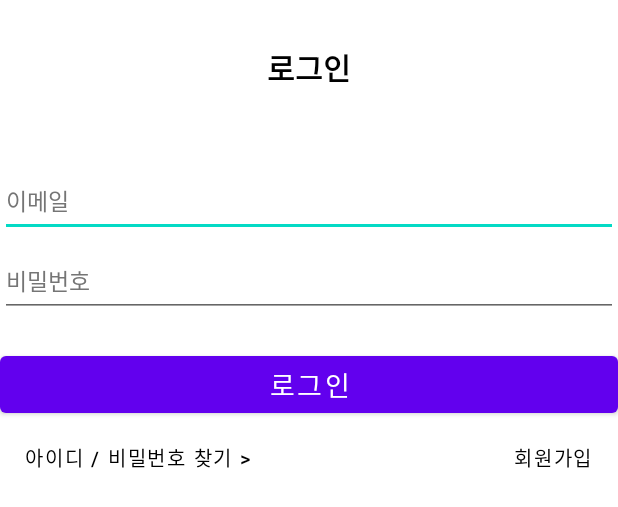
After one commit to coolpiece/MYPET, an Android app: the layout activity_login.xml on its own in the app's theme, with its tools: preview values and no code run, on a phone screen of 412 x 824 dp. The commit adds this screen. Shown: the top 507 px of the screen. Run offline under Robolectric (Android 15) with nearby library versions, the phone set to English and light mode, and no system bars.

Commit message:
[add]221109

```diff
--- a/app/build.gradle
+++ b/app/build.gradle
@@ -35,6 +35,7 @@ dependencies {
     implementation 'com.google.android.material:material:1.7.0'
     implementation 'androidx.constraintlayout:constraintlayout:2.1.4'
     implementation 'com.google.firebase:firebase-analytics'
+    implementation 'com.github.mmoamenn:LuckyWheel_Android:0.3.0'
     implementation platform('com.google.firebase:firebase-bom:31.0.2')
     testImplementation 'junit:junit:4.13.2'
     androidTestImplementation 'androidx.test.ext:junit:1.1.3'
--- /dev/null
+++ b/app/src/main/res/layout/activity_login.xml
@@ -0,0 +1,80 @@
+<?xml version="1.0" encoding="utf-8"?>
+<androidx.constraintlayout.widget.ConstraintLayout
+    xmlns:android="http://schemas.android.com/apk/res/android"
+    xmlns:tools="http://schemas.android.com/tools"
+    android:layout_width="match_parent"
+    android:layout_height="match_parent">
+
+    <LinearLayout
+        android:layout_width="match_parent"
+        android:layout_height="match_parent"
+        android:orientation="vertical">
+
+        <TextView
+            android:layout_width="wrap_content"
+            android:layout_height="wrap_content"
+            android:layout_gravity="center"
+            android:layout_marginTop="30dp"
+            android:layout_marginBottom="50dp"
+            android:text="로그인"
+            android:textColor="@color/black"
+            android:textSize="20sp"
+            android:textStyle="bold" />
+
+        <EditText
+            android:id="@+id/email"
+            android:layout_width="match_parent"
+            android:layout_height="wrap_content"
+            android:layout_marginBottom="5dp"
+            android:hint="이메일"
+            android:inputType="textEmailAddress"
+            android:minHeight="48dp"
+            android:textColorHint="#757575"
+            android:textSize="15sp" />
+
+        <EditText
+            android:id="@+id/password"
+            android:layout_width="match_parent"
+            android:layout_height="wrap_content"
+            android:layout_marginBottom="20dp"
+            android:hint="비밀번호"
+            android:inputType="textPassword"
+            android:minHeight="48dp"
+            android:textColorHint="#757575"
+            android:textSize="15sp" />
+
+        <Button
+            android:layout_width="match_parent"
+            android:layout_height="50dp"
+            android:text="로그인"
+            android:textSize="18sp"
+            android:layout_marginBottom="0dp"/>
+
+        <RelativeLayout
+            android:layout_width="match_parent"
+            android:layout_height="wrap_content"
+            android:orientation="horizontal">
+
+            <Button
+                android:layout_width="wrap_content"
+                android:layout_height="wrap_content"
+                android:layout_alignParentLeft="true"
+                android:text="아이디 / 비밀번호 찾기 >"
+                android:textSize="13sp"
+                android:textColor="@color/black"
+                android:background="#00ff0000"/>
+
+            <Button
+                android:layout_width="wrap_content"
+                android:layout_height="wrap_content"
+                android:layout_alignParentRight="true"
+                android:text="회원가입"
+                android:textSize="13sp"
+                android:textColor="@color/black"
+                android:background="#00ff0000"/>
+        </RelativeLayout>
+
+
+    </LinearLayout>
+
+</androidx.constraintlayout.widget.ConstraintLayout>
--- a/gradle.properties
+++ b/gradle.properties
@@ -19,3 +19,4 @@ android.useAndroidX=true
 # resources declared in the library itself and none from the library's dependencies,
 # thereby reducing the size of the R class for that library
 android.nonTransitiveRClass=true
+android.enableJetifier=true
--- a/settings.gradle
+++ b/settings.gradle
@@ -3,6 +3,7 @@ pluginManagement {
         gradlePluginPortal()
         google()
         mavenCentral()
+        maven { url 'https://jitpack.io' }
     }
 }
 dependencyResolutionManagement {
@@ -10,6 +11,7 @@ dependencyResolutionManagement {
     repositories {
         google()
         mavenCentral()
+        maven { url 'https://jitpack.io' }
     }
 }
 rootProject.name = "MYPET"
```
Also changed, not shown: app/src/main/res/layout/activity_menu4.xml (added, +41 -0 lines), app/src/main/res/layout/activity_menu5.xml (added, +28 -0 lines), app/src/main/res/layout/activity_signup.xml (renamed from app/src/main/res/layout/activity_sign_up.xml, +23 -8 lines), app/src/main/res/layout/listview_item.xml (added, +27 -0 lines), 1 other file.
